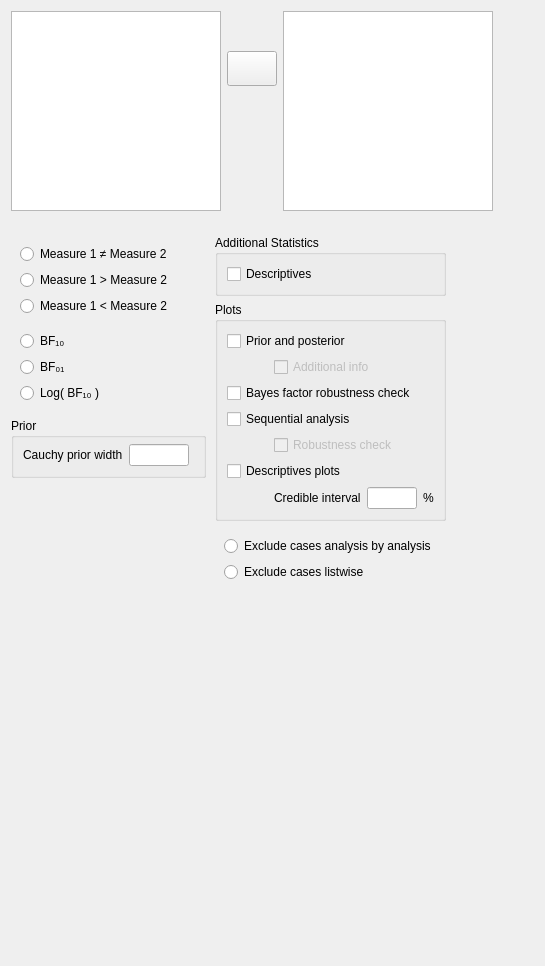
The window that JASP-Desktop/analysisforms/ttestbayesianpairedsamplesform.ui (jasp-stats/jasp-desktop) describes before a commit, drawn with Qt 5.
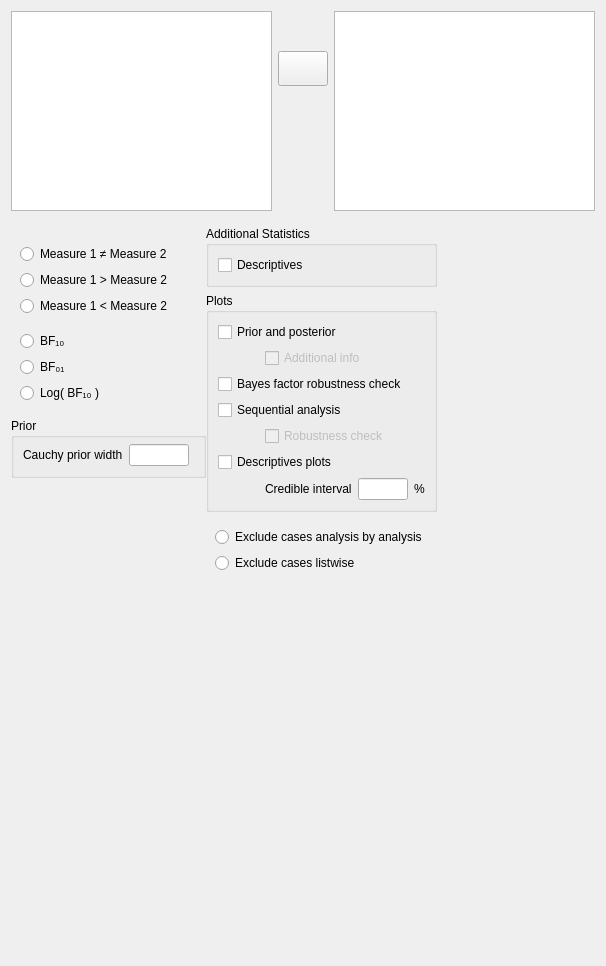
The same window after the commit. Custom widgets are drawn as their Qt base class.

Patch:
```diff
--- a/JASP-Desktop/analysisforms/ttestbayesianpairedsamplesform.ui
+++ b/JASP-Desktop/analysisforms/ttestbayesianpairedsamplesform.ui
@@ -6,7 +6,7 @@
    <rect>
     <x>0</x>
     <y>0</y>
-    <width>545</width>
+    <width>606</width>
     <height>966</height>
    </rect>
   </property>
@@ -23,7 +23,7 @@
    <item>
     <widget class="QWidget" name="topWidget" native="true">
      <property name="sizePolicy">
-      <sizepolicy hsizetype="Fixed" vsizetype="Fixed">
+      <sizepolicy hsizetype="Expanding" vsizetype="Fixed">
        <horstretch>0</horstretch>
        <verstretch>0</verstretch>
       </sizepolicy>
@@ -44,7 +44,7 @@
       <item row="0" column="3">
        <widget class="BoundPairsTable" name="pairs">
         <property name="sizePolicy">
-         <sizepolicy hsizetype="Fixed" vsizetype="Fixed">
+         <sizepolicy hsizetype="Preferred" vsizetype="Fixed">
           <horstretch>0</horstretch>
           <verstretch>0</verstretch>
          </sizepolicy>
@@ -57,7 +57,7 @@
         </property>
         <property name="maximumSize">
          <size>
-          <width>210</width>
+          <width>16777215</width>
           <height>200</height>
          </size>
         </property>
@@ -66,7 +66,7 @@
       <item row="0" column="0">
        <widget class="AvailableFieldsListView" name="availableFields">
         <property name="sizePolicy">
-         <sizepolicy hsizetype="Fixed" vsizetype="Fixed">
+         <sizepolicy hsizetype="Preferred" vsizetype="Fixed">
           <horstretch>0</horstretch>
           <verstretch>0</verstretch>
          </sizepolicy>
@@ -79,7 +79,7 @@
         </property>
         <property name="maximumSize">
          <size>
-          <width>210</width>
+          <width>16777215</width>
           <height>200</height>
          </size>
         </property>
@@ -87,6 +87,12 @@
       </item>
       <item row="0" column="1">
        <widget class="QWidget" name="verticalWidget" native="true">
+        <property name="sizePolicy">
+         <sizepolicy hsizetype="Fixed" vsizetype="Preferred">
+          <horstretch>0</horstretch>
+          <verstretch>0</verstretch>
+         </sizepolicy>
+        </property>
         <layout class="QVBoxLayout" name="verticalLayout_2">
          <property name="leftMargin">
           <number>0</number>
@@ -409,6 +415,18 @@
       <item row="0" column="1">
        <widget class="QWidget" name="widget_3" native="true">
         <layout class="QGridLayout" name="gridLayout_2">
+         <property name="leftMargin">
+          <number>0</number>
+         </property>
+         <property name="topMargin">
+          <number>0</number>
+         </property>
+         <property name="rightMargin">
+          <number>0</number>
+         </property>
+         <property name="bottomMargin">
+          <number>0</number>
+         </property>
          <item row="0" column="0" colspan="2">
           <widget class="GroupBox" name="additionalStatisticsGroup">
            <property name="title">
```
